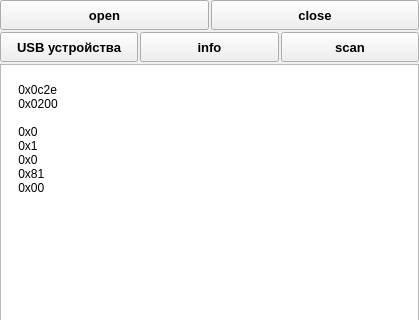
First picture: the form in Doer/src/WScan.ui, repository Zurg-13/cpp, before the edit; both pictures show x 0 to 419 and y 0 to 320 of the 419 by 589 pixel window.
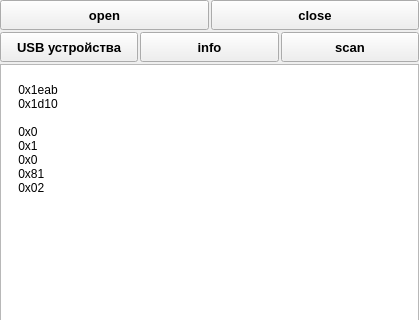
Second picture: the form after the edit.

What changed in the file:
```diff
--- a/Doer/src/WScan.ui
+++ b/Doer/src/WScan.ui
@@ -177,14 +177,14 @@
     <widget class="QPlainTextEdit" name="te">
      <property name="plainText">
       <string>&lt;scaner&gt;
-    &lt;vid&gt;0x0c2e&lt;/vid&gt;
-    &lt;pid&gt;0x0200&lt;/pid&gt;
+    &lt;vid&gt;0x1eab&lt;/vid&gt;
+    &lt;pid&gt;0x1d10&lt;/pid&gt;
     
     &lt;alternate&gt;0x0&lt;/alternate&gt;
     &lt;config&gt;0x1&lt;/config&gt;
     &lt;interface&gt;0x0&lt;/interface&gt;
-    &lt;readEp&gt;0x81&lt;/readEp&gt;
-    &lt;writeEp&gt;0x00&lt;/writeEp&gt;
+    &lt;read_ep&gt;0x81&lt;/read_ep&gt;
+    &lt;write_ep&gt;0x02&lt;/write_ep&gt;
 &lt;/scaner&gt;</string>
      </property>
     </widget>
```
